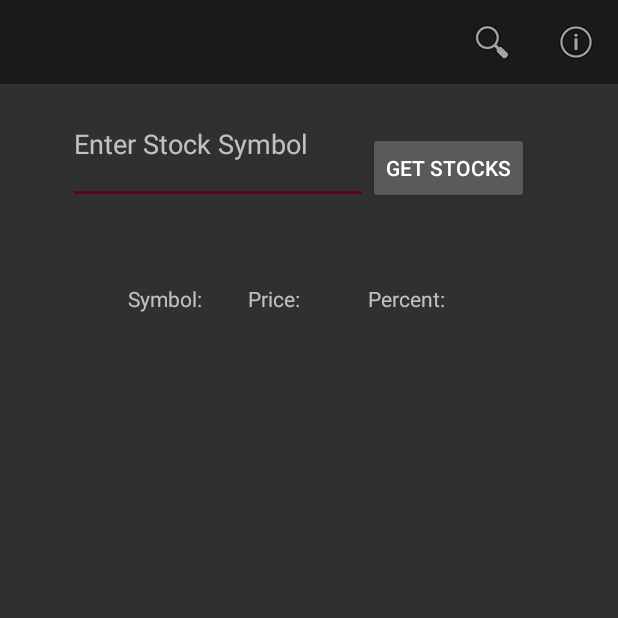
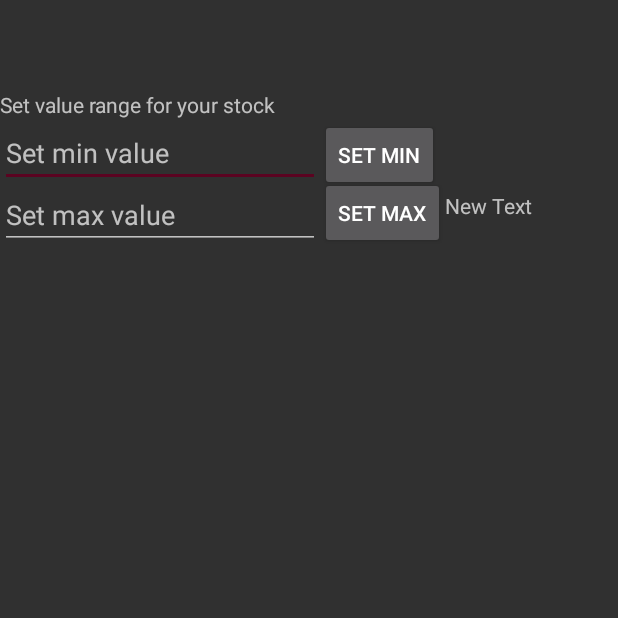
Before and after one commit to stunkki/Stock-Observer, an Android app: the screen it shows after launch (MainActivity before the commit, ObserverActivity after it), after a tap on "Search", on a phone screen of 412 x 824 dp, the top half of it. Run offline under Robolectric (Android 15) with nearby library versions, the phone set to English and light mode, and no system bars.

Commit message:
Set Notify UI

```diff
--- a/app/src/main/AndroidManifest.xml
+++ b/app/src/main/AndroidManifest.xml
@@ -17,6 +17,7 @@
                 <category android:name="android.intent.category.LAUNCHER" />
             </intent-filter>
         </activity>
+        <activity android:name=".ObserverActivity"></activity>
 
     </application>
 
--- a/app/src/main/java/com/example/olli/financeproject/MainActivity.java
+++ b/app/src/main/java/com/example/olli/financeproject/MainActivity.java
@@ -16,6 +16,8 @@ import java.util.concurrent.ExecutionException;
 
 import org.apache.http.util.ByteArrayBuffer;
 
+
+import android.content.Intent;
 import android.os.Environment;
 import android.support.v7.app.AppCompatActivity;
 import android.os.AsyncTask;
@@ -86,7 +88,6 @@ public class MainActivity extends AppCompatActivity {
                 try {
                     String segments[] = setSymbol.getText().toString().split("\\|");
                     String firstSegment = segments[0];
-                    Log.i("segment", firstSegment);
                     List<String> results = new Task().execute(
                             firstSegment).get();
                     setResult(results.get(0), results.get(1), results.get(2));
@@ -172,6 +173,15 @@ public class MainActivity extends AppCompatActivity {
                 switch (item.getItemId()) {
                     case R.id.searchItem:
                         Toast.makeText(getApplicationContext(), "Search", Toast.LENGTH_SHORT).show();
+
+                        Intent intent = new Intent(MainActivity.this, ObserverActivity.class);
+                        /*
+                        EditText editText = (EditText) findViewById(R.id.edit_message);
+                        String message = editText.getText().toString();
+                        intent.putExtra(EXTRA_MESSAGE, message);
+                        */
+                        startActivity(intent);
+
                         break;
                     case R.id.filterItem:
 
--- /dev/null
+++ b/app/src/main/java/com/example/olli/financeproject/ObserverActivity.java
@@ -0,0 +1,107 @@
+package com.example.olli.financeproject;
+
+
+import android.os.Bundle;
+import android.support.v7.app.AppCompatActivity;
+import android.view.View;
+import android.widget.Button;
+import android.widget.EditText;
+import android.widget.TextView;
+
+import java.util.concurrent.ExecutionException;
+
+/**
+ * Created by olli on 31.8.2016.
+ */
+public class ObserverActivity extends AppCompatActivity{
+
+    /* UI Elements */
+    TextView symbolViewText;
+    EditText minValueEditText = null;
+    EditText maxValueEditText = null;
+    TextView minValueTextView;
+    TextView maxValueTextView;
+    Button setMinValueBtn;
+    Button setMaxValueBtn;
+
+    /* Logic variables */
+    double minValue, maxValue;
+    int refreshInterval;
+
+    @Override
+    protected void onCreate(Bundle savedInstanceState) {
+        super.onCreate(savedInstanceState);
+        setContentView(R.layout.activity_observer);
+
+
+        symbolViewText = (TextView) findViewById(R.id.symbol_view_text);
+        minValueEditText = (EditText) findViewById(R.id.min_value);
+        maxValueEditText = (EditText) findViewById(R.id.max_value);
+        setMinValueBtn = (Button) findViewById(R.id.set_min_value);
+        setMaxValueBtn = (Button) findViewById(R.id.set_max_value);
+        minValueTextView = (TextView) findViewById(R.id.min_value_text_view);
+        maxValueTextView = (TextView) findViewById(R.id.max_value_text_view);
+
+        setMinValueBtn.setOnClickListener(new View.OnClickListener() {
+            @Override
+            public void onClick(View arg0) {
+                try {
+                    if (minValueEditText.getText() != null){
+                        minValue = Double.parseDouble(minValueEditText.getText().toString());
+                        String minValueString = Double.toString(minValue);
+                        minValueTextView.setText(minValueString);
+                    }
+                } catch (Exception e) {
+                    // TODO Auto-generated catch block
+                    e.printStackTrace();
+                }
+            }
+            });
+
+
+        setMaxValueBtn.setOnClickListener(new View.OnClickListener() {
+        @Override
+        public void onClick(View arg0) {
+            try {
+                if (maxValueEditText.getText() != null) {
+                    maxValue = Double.parseDouble(maxValueEditText.getText().toString());
+                    String maxValueString = Double.toString(maxValue);
+                    maxValueTextView.setText(maxValueString);
+                }
+            } catch (Exception e) {
+                // TODO Auto-generated catch block
+                e.printStackTrace();
+
+            }
+        }});
+        }
+    }
+   /*
+    int refreshInterval;
+
+    public void Notice(double minValue, double maxValue){
+
+        if(R.id.getText() > maxValue)
+        {
+            //Notice
+        }
+        else if (R.id.getText() < minValue)
+        {
+            //
+        }
+    }
+
+    public void setMinValue(double min)
+    {
+        minValueEditText = min;
+    }
+    public void setMaxValue(double max)
+    {
+        maxValueEditText = max;
+    }
+
+    public void setRefreshInterval(int minutes)
+    {
+        refreshInterval = minutes;
+    }
+    */
--- /dev/null
+++ b/app/src/main/res/layout/activity_observer.xml
@@ -0,0 +1,79 @@
+<?xml version="1.0" encoding="utf-8"?>
+<RelativeLayout xmlns:android="http://schemas.android.com/apk/res/android"
+    android:orientation="vertical" android:layout_width="match_parent"
+    android:layout_height="match_parent">
+
+    <TextView
+        android:layout_width="wrap_content"
+        android:layout_height="wrap_content"
+        android:text="@string/value_range_text"
+        android:id="@+id/symbol_view_text"
+        android:layout_marginTop="60dp" />
+
+
+    <EditText
+        android:layout_width="wrap_content"
+        android:layout_height="wrap_content"
+        android:inputType="numberDecimal"
+        android:hint="@string/min_value_edit"
+        android:ems="10"
+        android:id="@+id/min_value"
+        android:layout_below="@+id/symbol_view_text"
+        android:layout_alignParentLeft="true"
+        android:layout_alignParentStart="true" />
+
+
+    <EditText
+        android:layout_width="wrap_content"
+        android:layout_height="wrap_content"
+        android:inputType="numberDecimal"
+        android:hint="@string/max_value_edit"
+        android:ems="10"
+        android:id="@+id/max_value"
+        android:layout_below="@+id/symbol_view_text"
+        android:layout_alignParentLeft="true"
+        android:layout_alignParentStart="true"
+        android:layout_marginTop="41dp" />
+
+    <Button
+        style="?android:attr/buttonStyleSmall"
+        android:layout_width="wrap_content"
+        android:layout_height="wrap_content"
+        android:text="@string/set_min_btn"
+        android:id="@+id/set_min_value"
+        android:layout_alignTop="@+id/min_value"
+        android:layout_toRightOf="@+id/min_value"
+        android:layout_toEndOf="@+id/min_value" />
+
+
+
+    <Button
+        style="?android:attr/buttonStyleSmall"
+        android:layout_width="wrap_content"
+        android:layout_height="wrap_content"
+        android:text="@string/set_max_btn"
+        android:id="@+id/set_max_value"
+        android:layout_alignBottom="@+id/max_value"
+        android:layout_toRightOf="@+id/min_value"
+        android:layout_toEndOf="@+id/min_value" />
+
+    <TextView
+        android:layout_width="wrap_content"
+        android:layout_height="wrap_content"
+        android:text=""
+        android:id="@+id/min_value_text_view"
+        android:layout_alignBottom="@+id/min_value"
+        android:layout_toRightOf="@+id/set_max_value"
+        android:layout_toEndOf="@+id/set_max_value" />
+
+    <TextView
+        android:layout_width="wrap_content"
+        android:layout_height="wrap_content"
+        android:text="New Text"
+        android:id="@+id/max_value_text_view"
+        android:layout_below="@+id/set_min_value"
+        android:layout_alignLeft="@+id/min_value_text_view"
+        android:layout_alignStart="@+id/min_value_text_view" />
+
+
+</RelativeLayout>
--- a/app/src/main/res/values/strings.xml
+++ b/app/src/main/res/values/strings.xml
@@ -9,9 +9,14 @@
     <string name="priceHeader">Price:</string>
     <string name="toolbarTitle">"App.class"</string>
     <string name="allStocks"></string>
+    <string name="value_range_text">Set value range for your stock</string>
+    <string name="min_value_edit">Set min value</string>
+    <string name="max_value_edit">Set max value</string>
+    <string name="set_min_btn">Set Min</string>
+    <string name="set_max_btn">Set Max</string>
 
 
-        <string-array name="tickers_array">
+    <string-array name="tickers_array">
             <item>AAAP|Advanced Accelerator Applications S.A.</item>
             <item>AAL|American Airlines Group, Inc</item>
             <item>Algeria</item>
```
